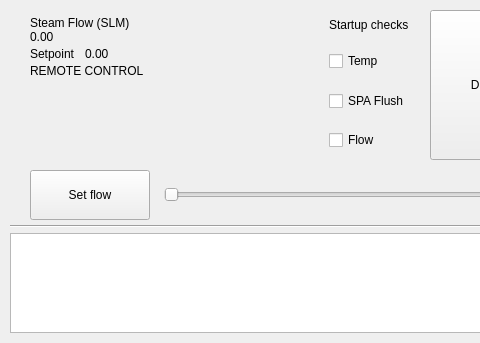
This is ui/resources/RunPage_widget.ui in tamdak-dan/rch-steamer as Qt 5 draws it before an edit; both pictures show x 0 to 480 and y 0 to 343 of the 800 by 343 pixel window. The edited form follows.
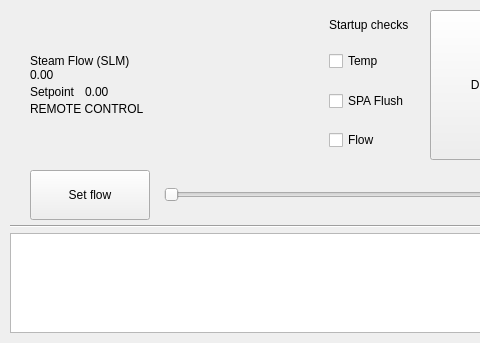
This is the edited form.

Commit message:
Run page: equal gap above Steam Flow title and below setpoint
Center the flow readout column vertically (spacer above and below,
top margin 6 -> 0). Title-to-panel-top and setpoint-to-Set-flow gaps
are both 35 px; buttons and slider row don't move.

Patch:
```diff
--- a/ui/resources/RunPage_widget.ui
+++ b/ui/resources/RunPage_widget.ui
@@ -79,8 +79,21 @@
               <number>20</number>
              </property>
              <property name="topMargin">
-              <number>6</number>
+              <number>0</number>
              </property>
+             <item>
+              <spacer name="verticalSpacer_top">
+               <property name="orientation">
+                <enum>Qt::Orientation::Vertical</enum>
+               </property>
+               <property name="sizeHint" stdset="0">
+                <size>
+                 <width>20</width>
+                 <height>0</height>
+                </size>
+               </property>
+              </spacer>
+             </item>
              <item alignment="Qt::AlignmentFlag::AlignLeft|Qt::AlignmentFlag::AlignVCenter">
               <widget class="QLabel" name="B1_MeasuredFlow">
                <property name="sizePolicy">
@@ -186,7 +199,7 @@
                <property name="sizeHint" stdset="0">
                 <size>
                  <width>20</width>
-                 <height>40</height>
+                 <height>0</height>
                 </size>
                </property>
               </spacer>
```
